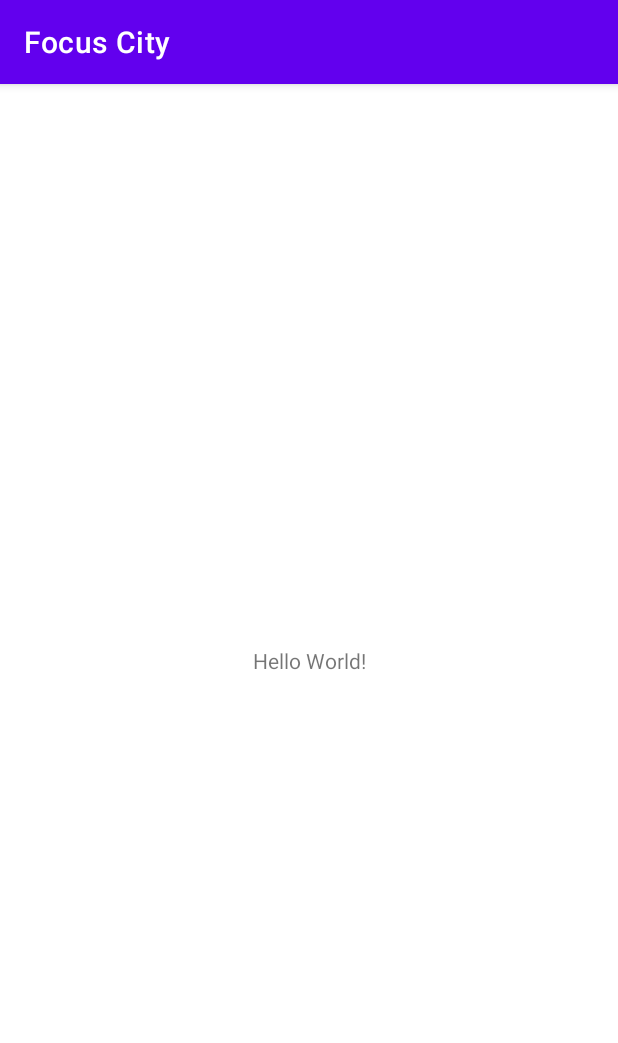
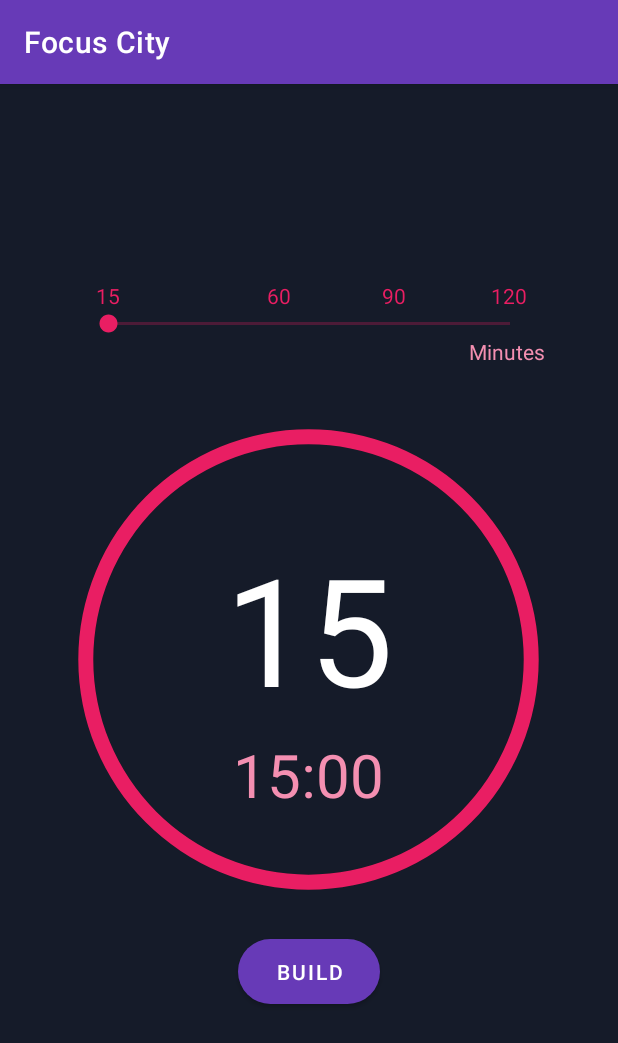
Before and after one commit to ETS-Android4/Focus-City, an Android app: the screen it shows after launch (MainActivity), on a phone screen of 412 x 824 dp. Shown: the top 1043 px of the screen. Run offline under Robolectric (Android 15) with nearby library versions, the phone set to English and light mode, and no system bars.

Commit message:
Set Up Layouts, Themes and Colors

```diff
--- /dev/null
+++ b/app/src/main/res/drawable/drawable_circle_dark_blue.xml
@@ -0,0 +1,8 @@
+<?xml version="1.0" encoding="utf-8"?>
+<shape xmlns:android="http://schemas.android.com/apk/res/android"
+    android:innerRadiusRatio="2.3"
+    android:shape="ring"
+    android:thickness="10dp"
+    android:useLevel="false">
+    <solid android:color="@color/colorPrimaryDark" />
+</shape>
--- /dev/null
+++ b/app/src/main/res/drawable/drawable_circle_pink.xml
@@ -0,0 +1,8 @@
+<?xml version="1.0" encoding="utf-8"?>
+<shape xmlns:android="http://schemas.android.com/apk/res/android"
+    android:innerRadiusRatio="2.3"
+    android:shape="ring"
+    android:thickness="10dp"
+    android:useLevel="true">
+    <solid android:color="@color/colorPink" />
+</shape>
--- a/app/src/main/res/layout/activity_main.xml
+++ b/app/src/main/res/layout/activity_main.xml
@@ -1,18 +1,135 @@
 <?xml version="1.0" encoding="utf-8"?>
-<androidx.constraintlayout.widget.ConstraintLayout xmlns:android="http://schemas.android.com/apk/res/android"
+<RelativeLayout xmlns:android="http://schemas.android.com/apk/res/android"
     xmlns:app="http://schemas.android.com/apk/res-auto"
     xmlns:tools="http://schemas.android.com/tools"
+    android:id="@+id/activity_main"
     android:layout_width="match_parent"
     android:layout_height="match_parent"
-    tools:context=".MainActivity">
+    android:background="@color/colorBackground"
+    tools:context=".MainActivity" >
+
+    <LinearLayout
+        android:layout_width="305dp"
+        android:layout_height="wrap_content"
+        android:layout_above="@id/seekBarTimeSelect"
+        android:layout_centerHorizontal="true"
+        android:weightSum="8">
+        <TextView
+            android:layout_height="wrap_content"
+            android:layout_width="0dp"
+            android:layout_weight="1"
+            android:textColor="@color/colorPink"
+            android:text="15"
+            android:gravity="center"/>
+        <TextView
+            android:layout_height="wrap_content"
+            android:layout_width="0dp"
+            android:layout_weight="2"
+            android:textColor="@color/colorPink"
+            android:text=""
+            android:gravity="center"/>
+        <TextView
+            android:layout_height="wrap_content"
+            android:layout_width="0dp"
+            android:layout_weight="1"
+            android:textColor="@color/colorPink"
+            android:text="60"
+            android:gravity="center"/>
+        <TextView
+            android:layout_height="wrap_content"
+            android:layout_width="0dp"
+            android:layout_weight="3"
+            android:textColor="@color/colorPink"
+            android:text="90"
+            android:gravity="center"/>
+        <TextView
+            android:layout_height="wrap_content"
+            android:layout_width="0dp"
+            android:layout_weight="1"
+            android:textColor="@color/colorPink"
+            android:text="120"
+            android:gravity="center"/>
+    </LinearLayout>
+
+    <SeekBar
+        android:id="@+id/seekBarTimeSelect"
+        style="@style/Widget.AppCompat.SeekBar"
+        android:layout_width="300dp"
+        android:layout_height="wrap_content"
+        android:layout_above="@id/progressBarCircle"
+        android:layout_centerHorizontal="true"
+        android:layout_marginBottom="50dp"
+        android:hapticFeedbackEnabled="true"
+        android:max="7"
+        android:progress="0"
+        android:progressBackgroundTint="@color/colorPink"
+        android:progressTint="@color/colorPink"
+        android:secondaryProgressTint="@color/colorPink"
+        android:thumbTint="@color/colorPink" />
 
     <TextView
+        android:id="@+id/minutesText"
+        android:layout_width="315dp"
+        android:layout_height="wrap_content"
+        android:layout_below="@id/seekBarTimeSelect"
+        android:layout_centerHorizontal="true"
+        android:layout_marginTop="-50dp"
+        android:textColor="@color/colorLightPink"
+        android:gravity="right"
+        android:text="Minutes" />
+
+    <ProgressBar
+        android:id="@+id/progressBarCircle"
+        style="?android:attr/progressBarStyleHorizontal"
+        android:layout_width="330dp"
+        android:layout_height="330dp"
+        android:layout_centerInParent="true"
+        android:background="@drawable/drawable_circle_dark_blue"
+        android:indeterminate="false"
+        android:max="100"
+        android:progress="100"
+        android:progressDrawable="@drawable/drawable_circle_pink"
+        android:rotation="-90" />
+
+    <TextView
+        android:id="@+id/dummy"
         android:layout_width="wrap_content"
         android:layout_height="wrap_content"
-        android:text="Hello World!"
-        app:layout_constraintBottom_toBottomOf="parent"
-        app:layout_constraintLeft_toLeftOf="parent"
-        app:layout_constraintRight_toRightOf="parent"
-        app:layout_constraintTop_toTopOf="parent" />
+        android:layout_centerInParent="true" />
 
-</androidx.constraintlayout.widget.ConstraintLayout>
+    <TextView
+        android:id="@+id/buildingView"
+        android:layout_width="wrap_content"
+        android:layout_height="wrap_content"
+        android:layout_above="@+id/dummy"
+        android:layout_centerHorizontal="true"
+        android:layout_marginBottom="-55dp"
+        android:text="15"
+        android:textColor="@color/white"
+        android:textSize="100dp" />
+
+    <TextView
+        android:id="@+id/textViewTime"
+        android:layout_width="wrap_content"
+        android:layout_height="wrap_content"
+        android:layout_below="@id/dummy"
+        android:layout_centerHorizontal="true"
+        android:layout_marginTop="40dp"
+        android:text="15:00"
+        android:textColor="@color/colorLightPink"
+        android:textSize="40sp" />
+
+    <Button
+        android:id="@+id/startStopButton"
+        android:layout_width="wrap_content"
+        android:layout_height="wrap_content"
+        android:layout_below="@id/progressBarCircle"
+        android:layout_centerInParent="true"
+        android:layout_marginTop="15dp"
+        android:paddingLeft="25dp"
+        android:paddingTop="12dp"
+        android:paddingRight="25dp"
+        android:paddingBottom="12dp"
+        android:text="Build"
+        app:cornerRadius="28dp" />
+</RelativeLayout>
--- a/app/src/main/res/values-night/themes.xml
+++ b/app/src/main/res/values-night/themes.xml
@@ -2,8 +2,8 @@
     <!-- Base application theme. -->
     <style name="Theme.FocusCity" parent="Theme.MaterialComponents.DayNight.DarkActionBar">
         <!-- Primary brand color. -->
-        <item name="colorPrimary">@color/purple_200</item>
-        <item name="colorPrimaryVariant">@color/purple_700</item>
+        <item name="colorPrimary">@color/purple_300</item>
+        <item name="colorPrimaryVariant">@color/colorPrimaryDark</item>
         <item name="colorOnPrimary">@color/black</item>
         <!-- Secondary brand color. -->
         <item name="colorSecondary">@color/teal_200</item>
--- a/app/src/main/res/values/colors.xml
+++ b/app/src/main/res/values/colors.xml
@@ -1,10 +1,17 @@
 <?xml version="1.0" encoding="utf-8"?>
 <resources>
-    <color name="purple_200">#FFBB86FC</color>
-    <color name="purple_500">#FF6200EE</color>
+    <color name="purple_300">#9575CD</color>
+    <color name="purple_500">#673AB7</color>
+    <color name="purple_dark">#332B61</color>
     <color name="purple_700">#FF3700B3</color>
     <color name="teal_200">#FF03DAC5</color>
     <color name="teal_700">#FF018786</color>
     <color name="black">#FF000000</color>
     <color name="white">#FFFFFFFF</color>
+
+    <color name="colorPrimary">#1E2538</color>
+    <color name="colorPrimaryDark">#16181E</color>
+    <color name="colorBackground">#151B29</color>
+    <color name="colorPink">#E91E63</color>
+    <color name="colorLightPink">#F48FB1</color>
 </resources>
--- a/app/src/main/res/values/themes.xml
+++ b/app/src/main/res/values/themes.xml
@@ -3,7 +3,7 @@
     <style name="Theme.FocusCity" parent="Theme.MaterialComponents.DayNight.DarkActionBar">
         <!-- Primary brand color. -->
         <item name="colorPrimary">@color/purple_500</item>
-        <item name="colorPrimaryVariant">@color/purple_700</item>
+        <item name="colorPrimaryVariant">@color/colorPrimary</item>
         <item name="colorOnPrimary">@color/white</item>
         <!-- Secondary brand color. -->
         <item name="colorSecondary">@color/teal_200</item>
```
